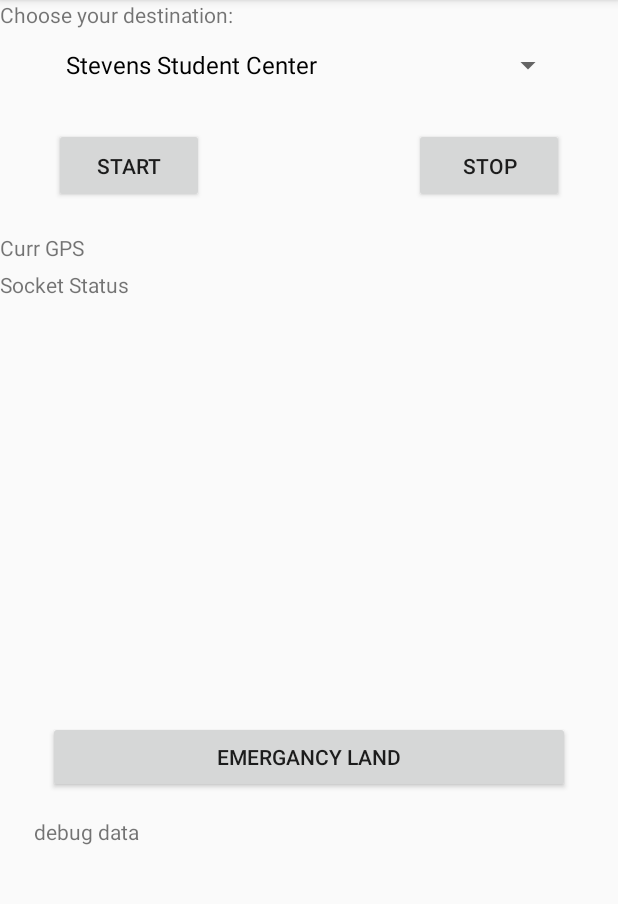
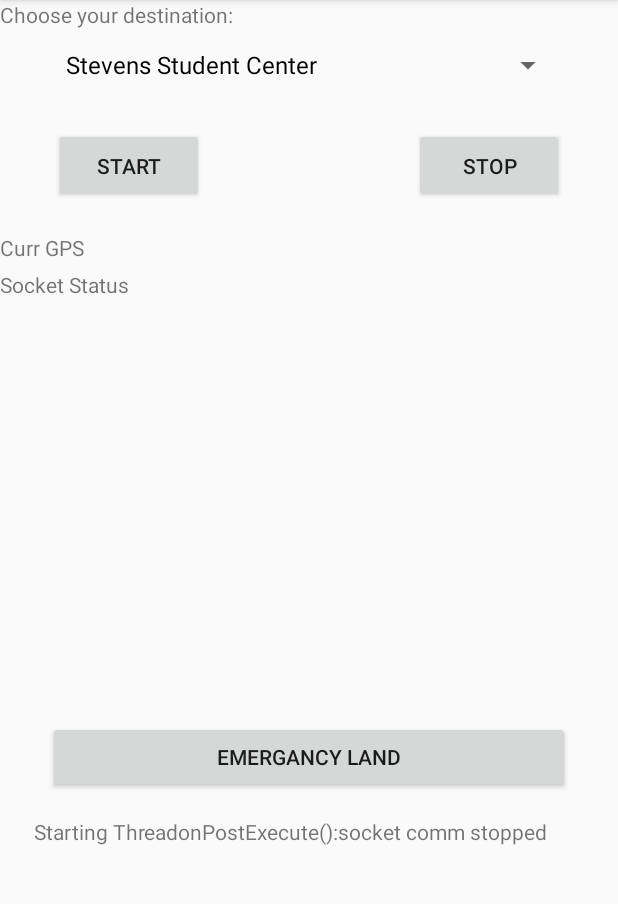
Before and after one commit to SparklyPineapple/TourGuideDrone, an Android app: the screen it shows after launch (MainActivity), after a tap on "START", on a phone screen of 412 x 824 dp, the part 84-988 px from its top. Run offline under Robolectric (Android 15) with nearby library versions, the phone set to English and light mode, and no system bars; 1 statement that could not run was skipped.

Commit message:
added basic start/stop button listeners for activating and deactivating the socket thread

```diff
--- a/app/src/main/java/com/example/tourguidedrone/MainActivity.java
+++ b/app/src/main/java/com/example/tourguidedrone/MainActivity.java
@@ -13,15 +13,20 @@ import android.support.v7.app.AppCompatActivity;
 import android.os.Bundle;
 import android.view.View;
 import android.widget.ArrayAdapter;
+import android.widget.Button;
 import android.widget.EditText;
 import android.widget.Spinner;
 import android.widget.TextView;
+
+import java.util.ArrayList;
+import java.util.HashMap;
 
 public class MainActivity extends AppCompatActivity {
 
     //class variables
     private String destinationString = "you should never see me in this form :) destination string";
     protected Spinner selectDestList;// = findViewById(R.id.selectDestList);
+    private asyncClient phoneClient;
 
     //socket communcation: phone to pi
     private double destLat = 0;
@@ -42,6 +47,9 @@ public class MainActivity extends AppCompatActivity {
 
     //set up text editing for "debugtext
     TextView debugTextView;
+    Button startBtn;
+    Button stopBtn;
+    TextView gpsTextView;
 
     //For GPS
     LocationManager locationManager = null;
@@ -67,10 +75,27 @@ public class MainActivity extends AppCompatActivity {
         selectDestList.setAdapter(selectDestListAdapter);
 
         //set up txt/debug strings for use
-        debugTextView = (TextView) findViewById(R.id.debugTextView);
+        debugTextView = findViewById(R.id.debugTextView);
 
         //stop/start listeners + Async/thread deployment
+        startBtn = findViewById(R.id.startButton);
+        stopBtn = findViewById(R.id.stopButton);
+        gpsTextView = findViewById(R.id.textView4); //todo change id of this textview?
+        startBtn.setOnClickListener(new View.OnClickListener() {
+            @Override
+            public void onClick(View v) {
+                String destString = ""; //todo extract destination from list
+                phoneClient = new asyncClient(gpsTextView, "192.168.4.1", 8080, destString, debugTextView );
+                phoneClient.execute();
+                stopBtn.setOnClickListener(new View.OnClickListener() {
+                    @Override
+                    public void onClick(View v) {
+                        phoneClient.cancel(true);
+                    }
+                });
 
+            }
+        });
 
 //        //GPS, request for user's location (per Android 6.0), set up location manager + location listener
         ActivityCompat.requestPermissions(this, new String[]{Manifest.permission.ACCESS_FINE_LOCATION}, 1);
--- a/app/src/main/java/com/example/tourguidedrone/asyncClient.java
+++ b/app/src/main/java/com/example/tourguidedrone/asyncClient.java
@@ -45,14 +45,21 @@ public class asyncClient extends AsyncTask<Void, String, String> {
     //thread functions-----------------------------------------------------------------------------------
     //gui objects that async reads or writes from must be in constructor parameters
     //TODO pass in object that can update current phone GPS location, this could actually be checked
-    asyncClient(TextView gpsTextView, GpsStatus gpsStatus, String IP, int portN, String destString, TextView debugTextView ){
+    asyncClient(TextView gpsTextView, /*GpsStatus gpsStatus,*/ String ipOfServer, int portNum, String destString, TextView debugTextView ){
+        this.gpsTextView = gpsTextView;
+        this.ipOfServer = ipOfServer;
+        this.portNum = portNum;
+        this.debugTextView = debugTextView;
+        //todo parse destString and use to initialize destLat and destLon <-- could also be done in constructor or main activity
 
     }
 
     @Override
     protected void onPreExecute() {
         super.onPreExecute();
-        //todo parse destString and use to initialize destLat and destLon <-- could also be done in constructor or main activity
+        //This should be the only time we call .setText on debugTextView in AsyncClient
+        String message = "Starting Thread";
+        debugTextView.setText(message);
     }
 
     @Override
@@ -162,18 +169,23 @@ public class asyncClient extends AsyncTask<Void, String, String> {
     @Override
     protected void onProgressUpdate(String...progress){
         //this method may take several seconds to complete <--Android Studios
-        String gpsString = progress[0];
-        String receivedSocketMessage = progress[1];
+        //progress[0] == string for gps
+        //progress[1] == String that is received Socket message
+        gpsTextView.setText(progress[0]);
+        debugTextView.append(progress[1]);
+
     }
 
     @Override
     protected void onPostExecute(String printMessage){
         //not used for now, thread will be cancelled
+        debugTextView.append("onPostExecute():"+printMessage);
     }
 
     @Override
     protected void onCancelled(){
         //todo update debugTV
+        debugTextView.append("communication cancelled");
 
     }
 
```
